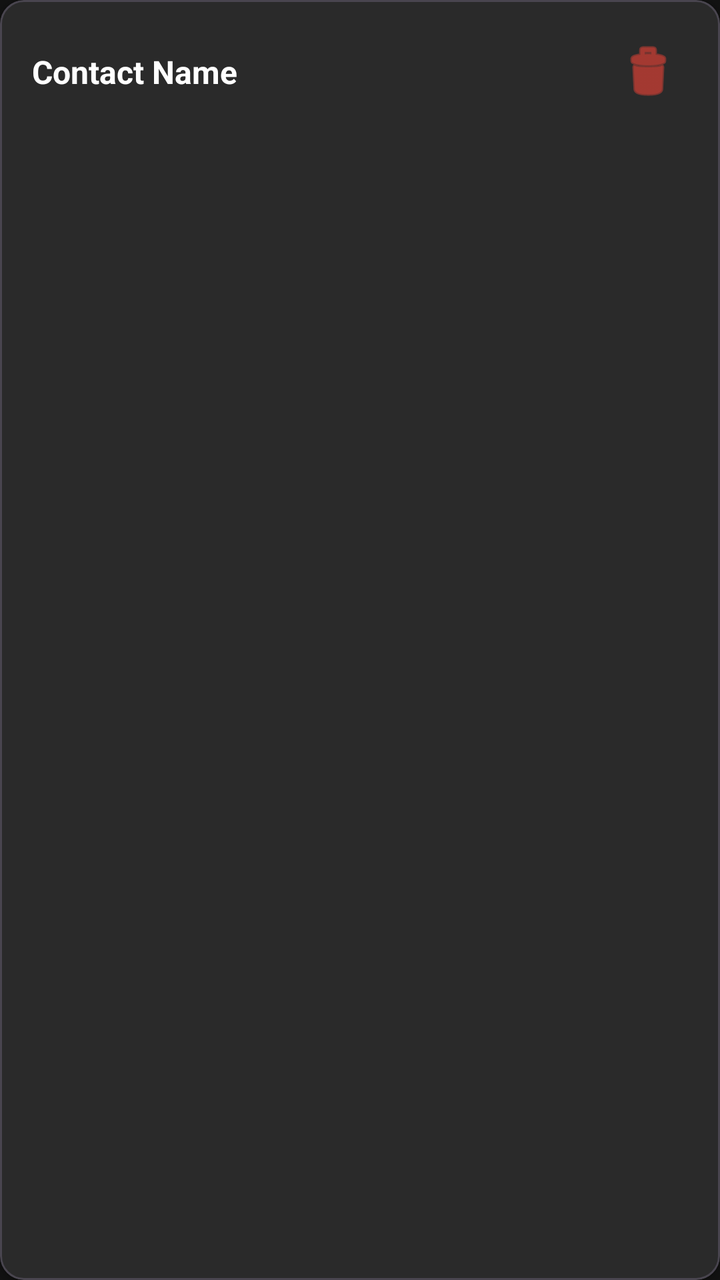
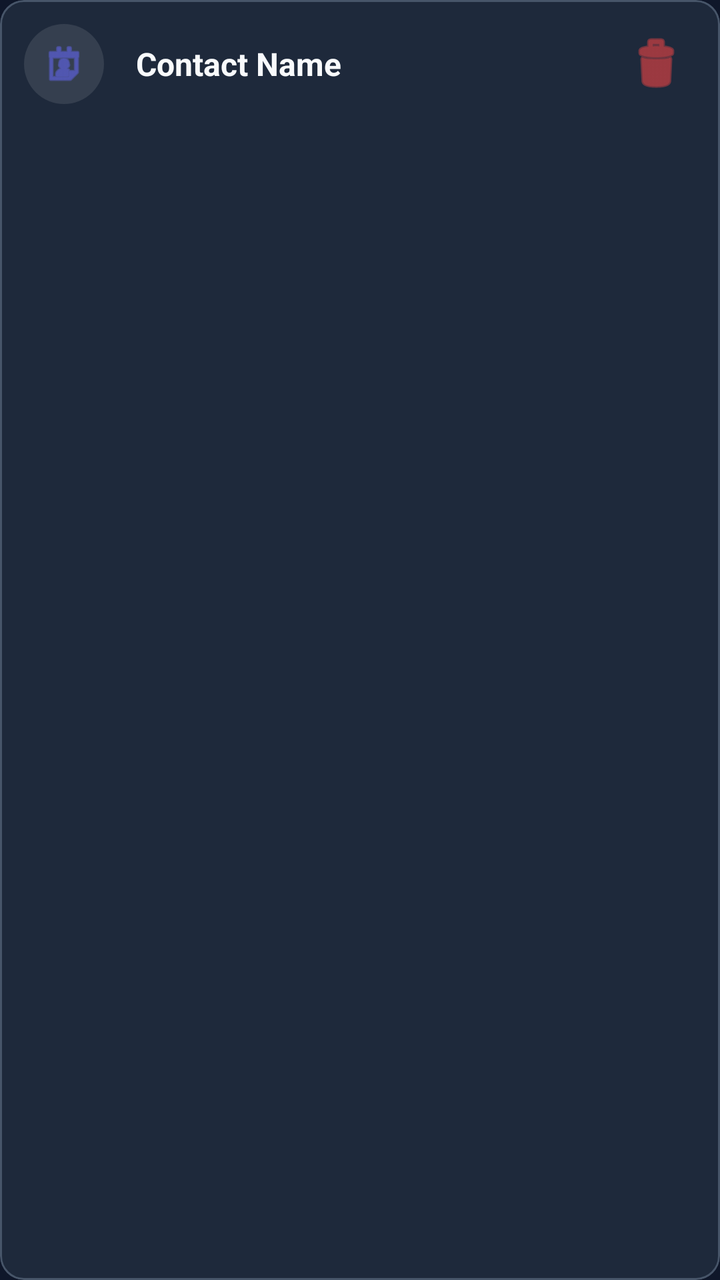

Two renders of the same Android screen: before a commit and after it. Below are the layout's source before the change and the commit's diff.
<!-- AndroidManifest.xml: application theme Theme.AutoResponder -->
<!-- res/layout/item_contact.xml -->
<?xml version="1.0" encoding="utf-8"?>
<com.google.android.material.card.MaterialCardView xmlns:android="http://schemas.android.com/apk/res/android"
    xmlns:app="http://schemas.android.com/apk/res-auto"
    android:layout_width="match_parent"
    android:layout_height="wrap_content"
    android:layout_marginBottom="8dp"
    app:cardBackgroundColor="@color/item_background"
    app:cardCornerRadius="12dp"
    app:cardElevation="2dp">

    <LinearLayout
        android:layout_width="match_parent"
        android:layout_height="wrap_content"
        android:orientation="horizontal"
        android:padding="16dp"
        android:gravity="center_vertical">

        <TextView
            android:id="@+id/contactName"
            android:layout_width="0dp"
            android:layout_height="wrap_content"
            android:layout_weight="1"
            android:text="Contact Name"
            android:textSize="16sp"
            android:textColor="@color/text_primary"
            android:textStyle="bold" />

        <ImageButton
            android:id="@+id/btnRemove"
            android:layout_width="40dp"
            android:layout_height="40dp"
            android:background="?attr/selectableItemBackgroundBorderless"
            android:src="@android:drawable/ic_menu_delete"
            android:contentDescription="Remove contact"
            android:tint="@color/status_error" />
    </LinearLayout>
</com.google.android.material.card.MaterialCardView>
<!-- resources referenced by this layout -->
<resources>
  <color name="item_background">#2A2A2A</color>
  <color name="status_error">#F44336</color>
  <color name="text_primary">#FFFFFF</color>
  <style name="Theme.AutoResponder" parent="Theme.Material3.Dark.NoActionBar">
          <item name="colorPrimary">@color/accent</item>
          <item name="colorPrimaryVariant">@color/accent_dark</item>
          <item name="colorOnPrimary">@android:color/white</item>
          <item name="android:statusBarColor">@color/background</item>
          <item name="android:windowBackground">@color/background</item>
      </style>
  <color name="accent">#2196F3</color>
  <color name="accent_dark">#1976D2</color>
  <color name="background">#121212</color>
</resources>

<!-- the commit's change to res/layout/item_contact.xml (unified diff, before → after) -->
@@ -4,25 +4,36 @@
     android:layout_width="match_parent"
     android:layout_height="wrap_content"
     android:layout_marginBottom="8dp"
-    app:cardBackgroundColor="@color/item_background"
+    app:cardBackgroundColor="@color/card_background"
     app:cardCornerRadius="12dp"
-    app:cardElevation="2dp">
+    app:cardElevation="0dp"
+    app:strokeColor="@color/outline"
+    app:strokeWidth="1dp">
 
     <LinearLayout
         android:layout_width="match_parent"
         android:layout_height="wrap_content"
+        android:gravity="center_vertical"
         android:orientation="horizontal"
-        android:padding="16dp"
-        android:gravity="center_vertical">
+        android:padding="12dp">
+
+        <ImageView
+            android:layout_width="40dp"
+            android:layout_height="40dp"
+            android:background="@drawable/status_badge_bg"
+            android:padding="8dp"
+            android:src="@android:drawable/ic_menu_my_calendar"
+            app:tint="@color/accent" />
 
         <TextView
             android:id="@+id/contactName"
             android:layout_width="0dp"
             android:layout_height="wrap_content"
+            android:layout_marginStart="16dp"
             android:layout_weight="1"
             android:text="Contact Name"
+            android:textColor="@color/text_primary"
             android:textSize="16sp"
-            android:textColor="@color/text_primary"
             android:textStyle="bold" />
 
         <ImageButton
@@ -31,7 +42,6 @@
             android:layout_height="40dp"
             android:background="?attr/selectableItemBackgroundBorderless"
             android:src="@android:drawable/ic_menu_delete"
-            android:contentDescription="Remove contact"
-            android:tint="@color/status_error" />
+            app:tint="@color/status_error" />
     </LinearLayout>
 </com.google.android.material.card.MaterialCardView>
<!-- resource entries referenced after the edit -->
@@ -1,8 +1,13 @@
 <!-- resources referenced by this layout -->
 <resources>
-  <color name="item_background">#2A2A2A</color>
-  <color name="status_error">#F44336</color>
-  <color name="text_primary">#FFFFFF</color>
+  <color name="status_error">#EF4444</color>
+  <color name="text_primary">#F8FAFC</color>
+  <!-- drawable status_badge_bg (drawable) -->
+  <?xml version="1.0" encoding="utf-8"?>
+  <shape xmlns:android="http://schemas.android.com/apk/res/android">
+      <solid android:color="#1AFFFFFF" />
+      <corners android:radius="100dp" />
+  </shape>
   <style name="Theme.AutoResponder" parent="Theme.Material3.Dark.NoActionBar">
           <item name="colorPrimary">@color/accent</item>
           <item name="colorPrimaryVariant">@color/accent_dark</item>
@@ -10,8 +15,10 @@
           <item name="android:statusBarColor">@color/background</item>
           <item name="android:windowBackground">@color/background</item>
       </style>
-  <color name="accent">#2196F3</color>
-  <color name="accent_dark">#1976D2</color>
-  <color name="background">#121212</color>
+  <color name="accent">#6366F1</color>
+  <color name="card_background">#1E293B</color>
+  <color name="outline">#475569</color>
+  <color name="accent_dark">#4F46E5</color>
+  <color name="background">#0F172A</color>
 </resources>
 
